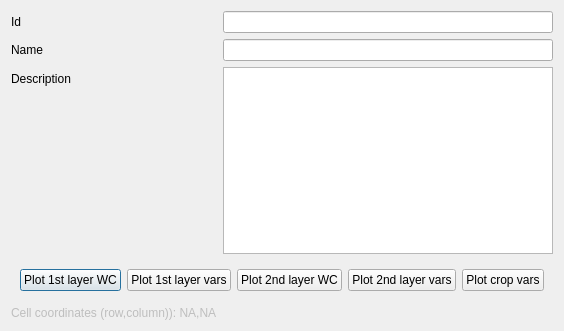
The window that layerforms/control_point_dialog.ui (rita-tools/IdrAgraTools) describes before a commit, drawn with Qt 5.
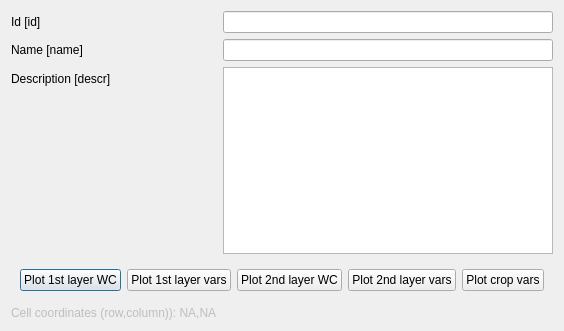
The same window after the commit.

```diff
--- a/layerforms/control_point_dialog.ui
+++ b/layerforms/control_point_dialog.ui
@@ -23,7 +23,7 @@
       <string>Unique feature identifier</string>
      </property>
      <property name="text">
-      <string>Id</string>
+      <string>Id [id]</string>
      </property>
     </widget>
    </item>
@@ -43,7 +43,7 @@
       <string>The name of the link</string>
      </property>
      <property name="text">
-      <string>Name</string>
+      <string>Name [name]</string>
      </property>
     </widget>
    </item>
@@ -57,7 +57,7 @@
    <item row="2" column="0">
     <widget class="QLabel" name="descr_LBL">
      <property name="text">
-      <string>Description</string>
+      <string>Description [descr]</string>
      </property>
     </widget>
    </item>
```
